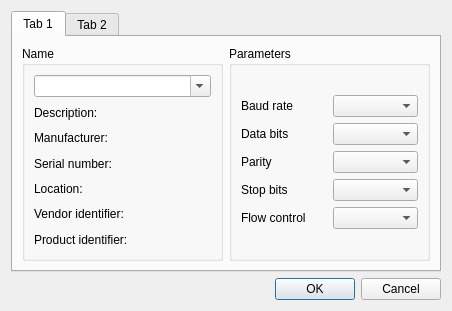
TomHyhlik/termik, file src/dialog_connect.ui: the form before one commit.
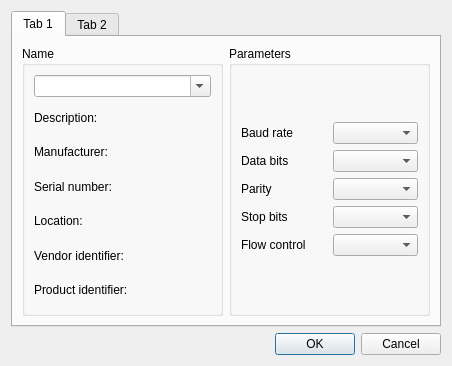
The form after the commit. Icons and pictures are not drawn.

The edit to the form file:
```diff
--- a/src/dialog_connect.ui
+++ b/src/dialog_connect.ui
@@ -7,7 +7,7 @@
     <x>0</x>
     <y>0</y>
     <width>452</width>
-    <height>311</height>
+    <height>366</height>
    </rect>
   </property>
   <property name="windowTitle">
@@ -111,6 +111,12 @@
                 </item>
                 <item>
                  <widget class="QComboBox" name="comboBox_baudRate">
+                  <property name="minimumSize">
+                   <size>
+                    <width>50</width>
+                    <height>0</height>
+                   </size>
+                  </property>
                   <property name="editable">
                    <bool>false</bool>
                   </property>
```
